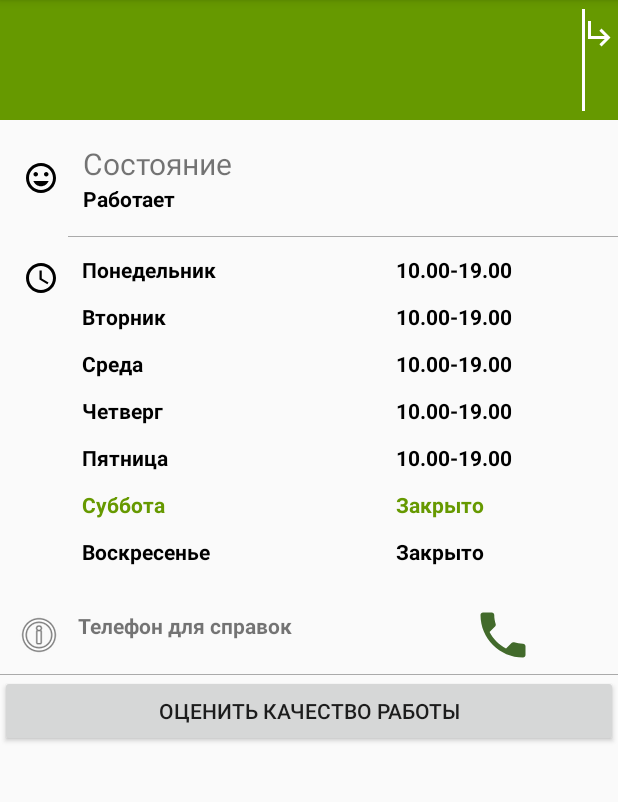
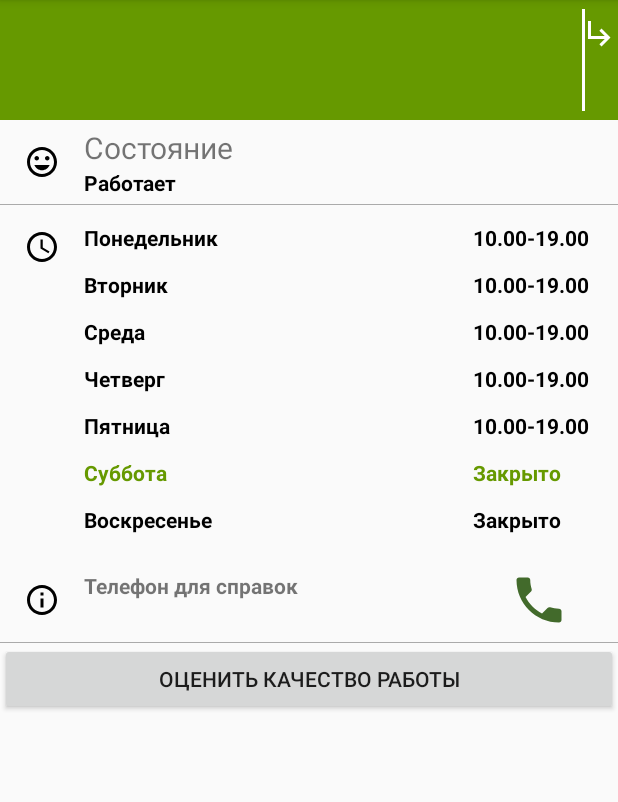
Before and after one commit to Vladchenko/AndroidProject, an Android app: the DetailedInfoActivity screen opened directly, with no data from a screen before it, on a phone screen of 412 x 824 dp, the part 84-886 px from its top. Run offline under Robolectric (Android 15) with nearby library versions, the phone set to English and light mode, and no system bars; 4 statements that could not run were skipped.

Commit message:
Fixing the minor bugs

```diff
--- a/app/src/main/AndroidManifest.xml
+++ b/app/src/main/AndroidManifest.xml
@@ -8,13 +8,13 @@
         android:label="@string/app_name"
         android:supportsRtl="true"
         android:theme="@style/AppTheme">
-        <activity android:name=".MyActivity">
+        <activity android:name=".activities.BankOfficeListActivity">
             <intent-filter>
                 <action android:name="android.intent.action.MAIN" />
                 <category android:name="android.intent.category.LAUNCHER" />
             </intent-filter>
         </activity>
-        <activity android:name=".DetailedInfoActivity" />
+        <activity android:name=".activities.DetailedInfoActivity" />
     </application>
 
 </manifest>
--- a/app/src/main/java/com/example/vladislav/androidtest/RecyclerViewAdapter.java
+++ b/app/src/main/java/com/example/vladislav/androidtest/RecyclerViewAdapter.java
@@ -1,11 +1,9 @@
 package com.example.vladislav.androidtest;
 
-import android.support.v4.widget.TextViewCompat;
 import android.support.v7.widget.RecyclerView;
 import android.view.LayoutInflater;
 import android.view.View;
 import android.view.ViewGroup;
-import android.widget.ImageView;
 import android.widget.TextView;
 
 import com.example.vladislav.androidtest.entities.BankDetails;
@@ -27,7 +25,7 @@ public class RecyclerViewAdapter extends RecyclerView.Adapter<RecyclerViewAdapte
     @Override
     public ViewHolder2 onCreateViewHolder(ViewGroup parent, int viewType) {
         View v = LayoutInflater.from(parent.getContext())
-                .inflate(R.layout.recycler_view_item, parent, false);
+                .inflate(R.layout.bank_office_item, parent, false);
         ViewHolder2 viewHolder2 = new ViewHolder2(v);
         return viewHolder2;
     }
--- a/app/src/main/java/com/example/vladislav/androidtest/DetailedInfoActivity.java
+++ b/app/src/main/java/com/example/vladislav/androidtest/activities/DetailedInfoActivity.java
@@ -1,4 +1,4 @@
-package com.example.vladislav.androidtest;
+package com.example.vladislav.androidtest.activities;
 
 import android.content.Context;
 import android.content.DialogInterface;
@@ -12,16 +12,19 @@ import android.widget.Button;
 import android.widget.TextView;
 import android.widget.Toast;
 
+import com.example.vladislav.androidtest.R;
 import com.example.vladislav.androidtest.entities.BankDetails;
 
 public class DetailedInfoActivity extends AppCompatActivity {
 
-    String temp;
-    TextView textView;
+    public static final String EXTRA_BANK = "com.example.vladislav.androidtest.EXTRA_BANK";
+
+    private String temp;
+    private TextView textView;
     private Button button;
-    final Context context = this;
-    CharSequence[] estimationGroup = {"1", "2", "3", "4", "5"};
-    String estimationMark;
+    private final Context context = this;
+    private CharSequence[] estimationGroup = {"1", "2", "3", "4", "5"};
+    private String estimationMark;
 
     @Override
     protected void onCreate(Bundle savedInstanceState) {
@@ -29,22 +32,22 @@ public class DetailedInfoActivity extends AppCompatActivity {
         super.onCreate(savedInstanceState);
         setContentView(R.layout.detailed_info_activity);
         Intent intent = getIntent();
-        Parcelable bankDetails = (Parcelable) intent.getParcelableExtra("bankDetails");
+        Parcelable extraBank = (Parcelable) intent.getParcelableExtra(EXTRA_BANK);
 
-        temp = ((BankDetails) bankDetails).getAddress();
+        temp = ((BankDetails) extraBank).getAddress();
         textView = (TextView) findViewById(R.id.address_text_view);
         textView.setText(temp);
 
-        temp = ((BankDetails) bankDetails).getName();
+        temp = ((BankDetails) extraBank).getName();
 //        TextView textView2;
         textView = (TextView) findViewById(R.id.extra_office_text_view);
         textView.setText(temp);
 
-        temp = ((BankDetails) bankDetails).getPhoneNumber();
+        temp = ((BankDetails) extraBank).getPhoneNumber();
         textView = (TextView) findViewById(R.id.telephoneN_text_view);
         textView.setText(temp);
 
-        temp = ((BankDetails) bankDetails).getDistance();
+        temp = ((BankDetails) extraBank).getDistance();
         textView = (TextView) findViewById(R.id.distance_text_view);
         textView.setText(temp);
 
--- a/app/src/main/java/com/example/vladislav/androidtest/ButtonClickListener.java
+++ b/app/src/main/java/com/example/vladislav/androidtest/listeners/ButtonClickListener.java
@@ -1,4 +1,4 @@
-package com.example.vladislav.androidtest;
+package com.example.vladislav.androidtest.listeners;
 
 import android.app.Activity;
 import android.content.DialogInterface;
--- a/app/src/main/java/com/example/vladislav/androidtest/RecyclerItemClickListener.java
+++ b/app/src/main/java/com/example/vladislav/androidtest/listeners/RecyclerItemClickListener.java
@@ -1,4 +1,4 @@
-package com.example.vladislav.androidtest;
+package com.example.vladislav.androidtest.listeners;
 
 import android.content.Context;
 import android.support.v7.widget.RecyclerView;
--- /dev/null
+++ b/app/src/main/res/drawable/ic_info_outline_black_24dp.xml
@@ -0,0 +1,9 @@
+<vector xmlns:android="http://schemas.android.com/apk/res/android"
+        android:width="24dp"
+        android:height="24dp"
+        android:viewportWidth="24.0"
+        android:viewportHeight="24.0">
+    <path
+        android:fillColor="#FF000000"
+        android:pathData="M11,17h2v-6h-2v6zM12,2C6.48,2 2,6.48 2,12s4.48,10 10,10 10,-4.48 10,-10S17.52,2 12,2zM12,20c-4.41,0 -8,-3.59 -8,-8s3.59,-8 8,-8 8,3.59 8,8 -3.59,8 -8,8zM11,9h2L13,7h-2v2z"/>
+</vector>
--- /dev/null
+++ b/app/src/main/res/drawable/item_selector.xml
@@ -0,0 +1,7 @@
+<?xml version="1.0" encoding="utf-8"?>
+<selector xmlns:android="http://schemas.android.com/apk/res/android">
+    <item android:drawable="@color/colorPrimaryDark" android:state_pressed="true"/>
+    <item android:drawable="@color/colorAccent" android:state_selected="true"/>
+    <item android:drawable="@color/colorPrimary" android:state_focused="true"/>
+    <item android:drawable="@drawable/transparent"/>
+</selector>
--- /dev/null
+++ b/app/src/main/res/drawable/transparent.xml
@@ -0,0 +1,5 @@
+<vector android:alpha="0.00" android:height="24dp"
+    android:viewportHeight="24.0" android:viewportWidth="24.0"
+    android:width="24dp" xmlns:android="http://schemas.android.com/apk/res/android">
+    <path android:fillColor="#FF000000" android:pathData="M6,18c0,0.55 0.45,1 1,1h1v3.5c0,0.83 0.67,1.5 1.5,1.5s1.5,-0.67 1.5,-1.5L11,19h2v3.5c0,0.83 0.67,1.5 1.5,1.5s1.5,-0.67 1.5,-1.5L16,19h1c0.55,0 1,-0.45 1,-1L18,8L6,8v10zM3.5,8C2.67,8 2,8.67 2,9.5v7c0,0.83 0.67,1.5 1.5,1.5S5,17.33 5,16.5v-7C5,8.67 4.33,8 3.5,8zM20.5,8c-0.83,0 -1.5,0.67 -1.5,1.5v7c0,0.83 0.67,1.5 1.5,1.5s1.5,-0.67 1.5,-1.5v-7c0,-0.83 -0.67,-1.5 -1.5,-1.5zM15.53,2.16l1.3,-1.3c0.2,-0.2 0.2,-0.51 0,-0.71 -0.2,-0.2 -0.51,-0.2 -0.71,0l-1.48,1.48C13.85,1.23 12.95,1 12,1c-0.96,0 -1.86,0.23 -2.66,0.63L7.85,0.15c-0.2,-0.2 -0.51,-0.2 -0.71,0 -0.2,0.2 -0.2,0.51 0,0.71l1.31,1.31C6.97,3.26 6,5.01 6,7h12c0,-1.99 -0.97,-3.75 -2.47,-4.84zM10,5L9,5L9,4h1v1zM15,5h-1L14,4h1v1z"/>
+</vector>
--- a/app/src/main/res/layout/bank_office_list_activity.xml
+++ b/app/src/main/res/layout/bank_office_list_activity.xml
@@ -5,10 +5,10 @@
     android:layout_width="match_parent"
     android:layout_height="wrap_content"
     android:orientation="horizontal"
-    tools:context="com.example.vladislav.androidtest.MainActivity">
+    tools:context="com.example.vladislav.androidtest.activities.BankOfficeListActivity">
 
     <!-- Component that is to be used as a container to hold a list of a banks details.
-     recycler_view_item is used to represent each element from a list of banks details. -->
+     bank_office_item is used to represent each element from a list of banks details. -->
     <android.support.v7.widget.RecyclerView
         android:id="@+id/recycler"
         android:layout_width="match_parent"
--- a/app/src/main/res/layout/detailed_info_activity.xml
+++ b/app/src/main/res/layout/detailed_info_activity.xml
@@ -7,12 +7,12 @@
     android:layout_height="match_parent"
     android:orientation="vertical"
     android:paddingBottom="@dimen/activity_vertical_margin"
-    tools:context="com.example.vladislav.androidtest.DetailedInfoActivity">
+    tools:context="com.example.vladislav.androidtest.activities.DetailedInfoActivity">
 
     <RelativeLayout
         android:id="@+id/directions"
         android:layout_width="match_parent"
-        android:layout_height="80dp"
+        android:layout_height="@dimen/detailed_info_header_height"
         android:background="@color/colorAccent"
         android:backgroundTint="@android:color/holo_green_dark">
 
@@ -80,7 +80,7 @@
                 android:gravity="center"
                 android:text="@string/distance"
                 android:textColor="@android:color/background_light"
-                android:textSize="18sp" />
+                android:textSize="@dimen/distance_text_size" />
 
         </RelativeLayout>
 
@@ -91,14 +91,13 @@
         android:layout_width="match_parent"
         android:layout_height="wrap_content"
         android:gravity="center"
-        android:orientation="horizontal"
-        android:padding="15dp">
+        android:orientation="horizontal">
 
         <ImageView
             android:id="@+id/imageView"
             android:layout_width="wrap_content"
             android:layout_height="wrap_content"
-            android:paddingRight="16dp"
+            android:layout_margin="16dp"
             app:srcCompat="@drawable/ic_mood_black_24dp" />
 
         <LinearLayout
@@ -125,34 +124,33 @@
 
     </LinearLayout>
 
-
     <ImageView
         android:layout_width="match_parent"
         android:layout_height="wrap_content"
-        android:paddingLeft="45dp"
+        android:paddingLeft="0dp"
         app:srcCompat="@android:color/darker_gray"
         android:id="@+id/divider_image_view" />
 
     <LinearLayout
         android:id="@+id/schedule"
-        android:layout_width="wrap_content"
+        android:layout_width="match_parent"
         android:layout_height="wrap_content"
-        android:layout_marginBottom="10dp"
         android:orientation="horizontal">
 
         <ImageView
             android:id="@+id/clock"
             android:layout_width="wrap_content"
             android:layout_height="wrap_content"
-            android:layout_margin="15dp"
-            app:srcCompat="@drawable/ic_query_builder_black_24dp" />
+            android:layout_margin="16dp"
+            app:srcCompat="@drawable/ic_query_builder_black_24dp"
+            android:layout_weight="0"/>
 
         <LinearLayout
             android:id="@+id/weekDays"
-            android:layout_width="match_parent"
-            android:layout_height="match_parent"
+            android:layout_width="wrap_content"
+            android:layout_height="wrap_content"
             android:orientation="vertical"
-            android:layout_marginRight="120dp">
+            android:layout_weight="9">
 
             <TextView
                 android:id="@+id/monday_text_view"
@@ -223,7 +221,8 @@
             android:id="@+id/hoursPerDay"
             android:layout_width="wrap_content"
             android:layout_height="wrap_content"
-            android:orientation="vertical">
+            android:orientation="vertical"
+            android:layout_weight="1">
 
             <TextView
                 android:id="@+id/monday_hours_text_view"
@@ -296,29 +295,32 @@
         android:id="@+id/information"
         android:layout_width="match_parent"
         android:layout_height="wrap_content"
-        android:layout_marginTop="10dp"
-        android:orientation="horizontal">
+        android:background="@drawable/item_selector"
+        android:clickable="true"
+        android:orientation="horizontal"
+        android:layout_marginTop="@dimen/activity_vertical_margin">
 
         <ImageView
             android:id="@+id/info_image_view"
             android:layout_width="wrap_content"
             android:layout_height="wrap_content"
-            android:padding="10dp"
-            app:srcCompat="@android:drawable/ic_menu_info_details" />
+            android:layout_margin="16dp"
+            app:srcCompat="@drawable/ic_info_outline_black_24dp"
+            android:layout_weight="0"/>
 
         <LinearLayout
             android:layout_width="wrap_content"
             android:layout_height="wrap_content"
-            android:layout_marginRight="120dp"
-            android:orientation="vertical">
+            android:orientation="vertical"
+            android:layout_weight="2"
+            android:layout_gravity="center">
 
             <TextView
                 android:id="@+id/info"
                 android:layout_width="wrap_content"
                 android:layout_height="wrap_content"
-                android:paddingTop="10dp"
                 android:text="@string/information_text"
-                android:textStyle="bold" />
+                android:textStyle="bold"/>
 
             <TextView
                 android:id="@+id/telephoneN_text_view"
@@ -326,7 +328,7 @@
                 android:layout_height="wrap_content"
                 android:text="@string/phone_number"
                 android:textColor="@android:color/background_dark"
-                android:textStyle="bold" />
+                android:textStyle="bold"/>
 
         </LinearLayout>
 
@@ -335,6 +337,7 @@
             android:layout_width="40dp"
             android:layout_height="40dp"
             android:layout_gravity="center"
+            android:layout_weight="1.2"
             app:srcCompat="@drawable/ic_phone_black_24dp"
             android:tint="@color/colorPrimary" />
 
--- a/app/src/main/res/values/dimens.xml
+++ b/app/src/main/res/values/dimens.xml
@@ -12,10 +12,12 @@
     <dimen name="address_text_size">20sp</dimen>
     <dimen name="distance_text_size">18sp</dimen>
     <dimen name="detailed_info_address_margin_right">130dp</dimen>
+    <dimen name="detailed_info_header_height">80dp</dimen>
     <dimen name="divider_margin">6dp</dimen>
     <dimen name="divider_thickness">2dp</dimen>
     <dimen name="extra_office_text_size">10sp</dimen>
     <dimen name="extra_office_layout_height">20dp</dimen>
     <dimen name="week_days_margin">12dp</dimen>
+    <dimen name="distance_right_padding">10dp</dimen>
 
 </resources>
```
Also changed, not shown: app/src/main/java/com/example/vladislav/androidtest/MainActivity.java (deleted, +0 -18 lines), app/src/main/java/com/example/vladislav/androidtest/activities/BankOfficeListActivity.java (renamed from app/src/main/java/com/example/vladislav/androidtest/MyActivity.java, +9 -6 lines), app/src/main/res/layout/bank_office_item.xml (renamed from app/src/main/res/layout/recycler_view_item.xml, +12 -9 lines).
